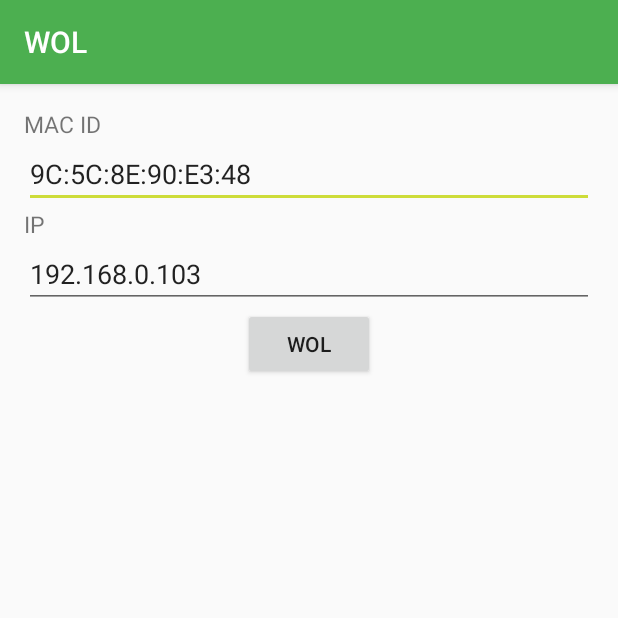
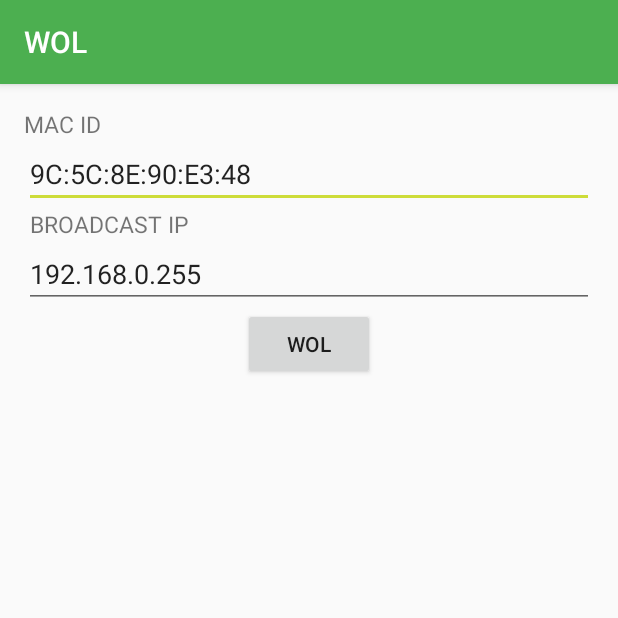
Before and after one commit to petgoldfish/WOL, an Android app: the screen it shows after launch (MainActivity), on a phone screen of 412 x 824 dp, the top half of it. Run offline under Robolectric (Android 15) with nearby library versions, the phone set to English and light mode, and no system bars.

Commit message:
Updated IP to broadcast IP

```diff
--- a/app/src/main/res/layout/activity_main.xml
+++ b/app/src/main/res/layout/activity_main.xml
@@ -3,43 +3,43 @@
     xmlns:tools="http://schemas.android.com/tools"
     android:layout_width="match_parent"
     android:layout_height="match_parent"
+    android:orientation="vertical"
     android:paddingBottom="@dimen/activity_vertical_margin"
     android:paddingLeft="@dimen/activity_horizontal_margin"
     android:paddingRight="@dimen/activity_horizontal_margin"
     android:paddingTop="@dimen/activity_vertical_margin"
-    tools:context="com.petgoldfish.wolbruv.MainActivity"
-    android:orientation="vertical">
+    tools:context="com.petgoldfish.wolbruv.MainActivity">
 
     <TextView
         android:layout_width="wrap_content"
         android:layout_height="wrap_content"
-        android:textSize="15sp"
-        android:text="MAC ID"/>
+        android:text="MAC ID"
+        android:textSize="15sp" />
 
     <EditText
+        android:id="@+id/macText"
         android:layout_width="match_parent"
         android:layout_height="wrap_content"
         android:hint="MAC ID"
-        android:text="9C:5C:8E:90:E3:48"
-        android:id="@+id/macText"/>
+        android:text="9C:5C:8E:90:E3:48" />
 
     <TextView
         android:layout_width="wrap_content"
         android:layout_height="wrap_content"
-        android:textSize="15sp"
-        android:text="IP"/>
+        android:text=" BROADCAST IP"
+        android:textSize="15sp" />
 
     <EditText
+        android:id="@+id/IPText"
         android:layout_width="match_parent"
         android:layout_height="wrap_content"
         android:hint="IP"
-        android:text="192.168.0.103"
-        android:id="@+id/IPText"/>
+        android:text="192.168.0.255" />
 
     <Button
+        android:id="@+id/wolButton"
         android:layout_width="wrap_content"
         android:layout_height="wrap_content"
-        android:text="WOL"
-        android:id="@+id/wolButton"
-        android:layout_gravity="center"/>
+        android:layout_gravity="center"
+        android:text="WOL" />
 </LinearLayout>
```
